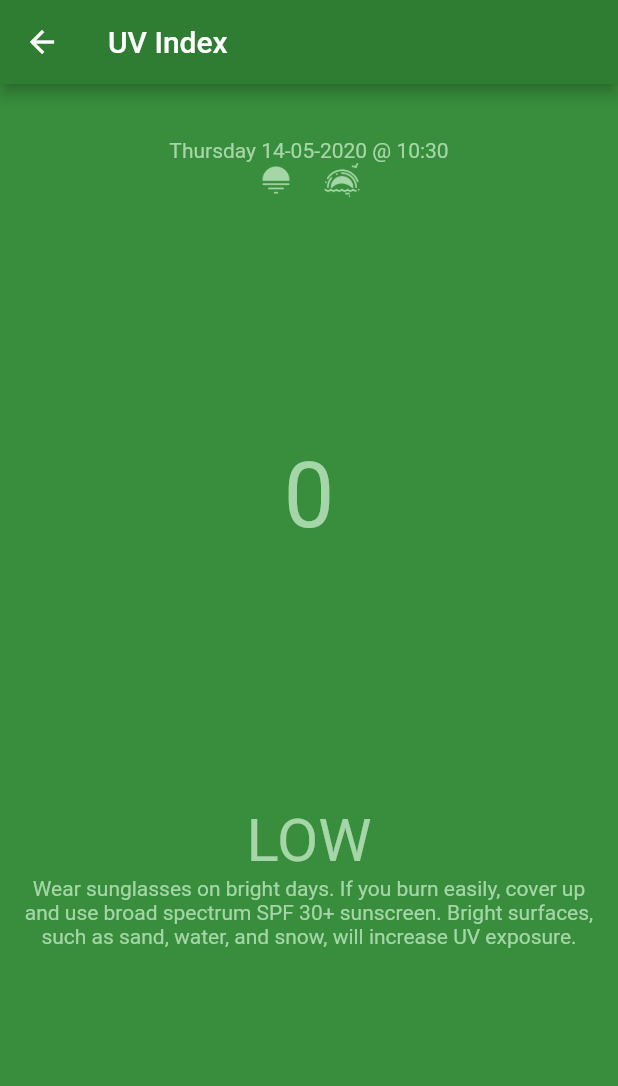
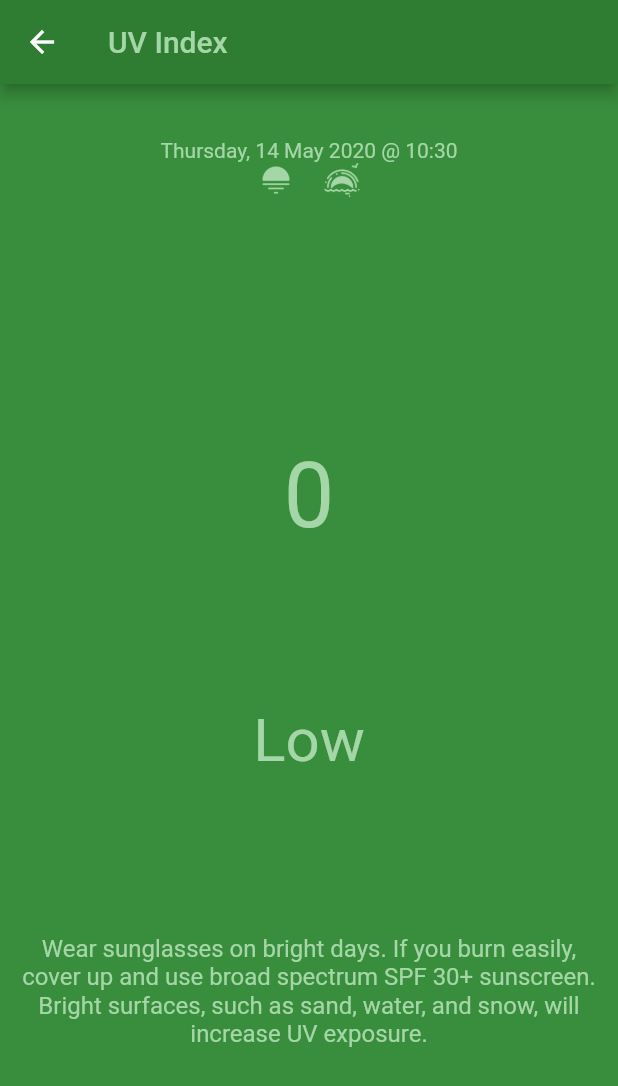
Before and after one commit to danielZakharov/UV-index, a Flutter app: the Result screen opened directly with empty values, on a phone screen of 412 x 824 dp. Shown: the top 1086 px of the screen. Run offline on Flutter 3.47's test engine with Material 2 defaults, Android fonts, the phone set to English and light mode, and no system bars; our stand-ins replace flutter_spinkit, location; missing offline and left inert: geocoder.

Commit message:
Internationalizing includes english(us) and vietnamese

```diff
--- a/lib/component/result.dart
+++ b/lib/component/result.dart
@@ -1,17 +1,45 @@
 import 'package:flutter/material.dart';
 import 'package:intl/intl.dart';
 import 'package:uvindex/custom/theme.dart' as AppTheme;
+import 'package:uvindex/localization/app_localizations.dart';
 import 'package:uvindex/model/weatherbit_data.dart';
 
 class Result extends StatelessWidget {
 //  final OpenUVResponse data;
   final WeatherbitResponse data;
 
+  static const List<String> weekdays = [
+    "",
+    "monday",
+    "tuesday",
+    "wednesday",
+    "thursday",
+    "friday",
+    "saturday",
+    "sunday"
+  ];
+
+  static const List<String> months = [
+    "",
+    "jan",
+    "feb",
+    "mar",
+    "apr",
+    "may",
+    "jun",
+    "jul",
+    "aug",
+    "sep",
+    "oct",
+    "nov",
+    "dec"
+  ];
+
   Result(this.data);
 
   @override
   Widget build(BuildContext context) {
-    AppTheme.Theme theme = AppTheme.Theme(data.uv.round());
+    AppTheme.Theme theme = AppTheme.Theme(data.uv.round(), context);
 
     String _formatNumber(int number) {
       String ret = '0' + number.toString();
@@ -20,7 +48,10 @@ class Result extends StatelessWidget {
 
     String _formatDate() {
       DateTime date = data.observeTime;
-      return '${DateFormat('EEEE').format(date)} ${_formatNumber(date.day)}-${_formatNumber(date.month)}-${date.year} @ ${_formatNumber(date.hour)}:${_formatNumber(date.minute)}';
+      String weekday =
+          AppLocalizations.of(context).translate(weekdays[date.weekday]);
+      String month = AppLocalizations.of(context).translate(months[date.month]);
+      return '$weekday, ${_formatNumber(date.day)} $month ${date.year} @ ${_formatNumber(date.hour)}:${_formatNumber(date.minute)}';
     }
 
     return Scaffold(
@@ -28,7 +59,7 @@ class Result extends StatelessWidget {
       appBar: AppBar(
         title: FittedBox(
           fit: BoxFit.fitWidth,
-          child: Text('UV Index'),
+          child: Text('UV Index', style: TextStyle(color: theme.text)),
         ),
         backgroundColor: theme.primary,
       ),
@@ -66,8 +97,7 @@ class Result extends StatelessWidget {
                             color: theme.text,
                           )),
                           TextSpan(
-                            text:
-                                '${data.sunrise}',
+                            text: '${data.sunrise}',
                             style: TextStyle(color: theme.text),
                           ),
                         ]),
@@ -83,8 +113,7 @@ class Result extends StatelessWidget {
                             color: theme.text,
                           )),
                           TextSpan(
-                              text:
-                                  '${data.sunset}',
+                              text: '${data.sunset}',
                               style: TextStyle(color: theme.text)),
                         ]),
                       ),
@@ -101,7 +130,7 @@ class Result extends StatelessWidget {
             Expanded(
               flex: 2,
               child: Column(
-                mainAxisAlignment: MainAxisAlignment.center,
+                mainAxisAlignment: MainAxisAlignment.spaceEvenly,
                 children: <Widget>[
                   Text(
                     theme.riskLevel,
@@ -110,7 +139,7 @@ class Result extends StatelessWidget {
                   Text(
                     '${theme.description}',
                     textAlign: TextAlign.center,
-                    style: TextStyle(color: theme.text),
+                    style: TextStyle(color: theme.text, fontSize: 16.0),
                   ),
                 ],
               ),
--- a/lib/custom/theme.dart
+++ b/lib/custom/theme.dart
@@ -1,4 +1,5 @@
 import 'package:flutter/material.dart';
+import 'package:uvindex/localization/app_localizations.dart';
 
 class Theme {
   Color primary;
@@ -8,38 +9,45 @@ class Theme {
   String description;
 
   final int uvIndex;
+  final BuildContext context;
 
-  Theme(this.uvIndex) {
+  Theme(this.uvIndex, this.context) {
     if (uvIndex <= 2) {
       primary = Colors.green.shade800;
       secondary = Colors.green.shade700;
       text = Colors.green.shade200;
-      riskLevel = 'LOW';
-      description = 'Wear sunglasses on bright days. If you burn easily, cover up and use broad spectrum SPF 30+ sunscreen. Bright surfaces, such as sand, water, and snow, will increase UV exposure.';
+      riskLevel = AppLocalizations.of(context).translate('risk_level_low');
+      description = AppLocalizations.of(context).translate('message_low');
     } else if (uvIndex <= 5) {
       primary = Colors.yellow.shade800;
       secondary = Colors.yellow.shade700;
       text = Colors.yellow.shade200;
-      riskLevel = 'MODERATE';
-      description = 'Stay in shade near midday when the Sun is strongest. If outdoors, wear Sun protective clothing, a wide-brimmed hat, and UV-blocking sunglasses. Generously apply broad spectrum SPF 30+ sunscreen every 2 hours, even on cloudy days, and after swimming or sweating. Bright surfaces, such as sand, water, and snow, will increase UV exposure.';
+      riskLevel = AppLocalizations.of(context).translate('risk_level_moderate');
+      description = AppLocalizations.of(context).translate('message_moderate') +
+          AppLocalizations.of(context).translate('message_general');
     } else if (uvIndex <= 7) {
       primary = Colors.orange.shade800;
       secondary = Colors.orange.shade700;
       text = Colors.orange.shade200;
-      riskLevel = 'HIGH';
-      description = 'Reduce time in the Sun between 10 a.m. and 4 p.m. If outdoors, seek shade and wear Sun protective clothing, a wide-brimmed hat, and UV-blocking sunglasses. Generously apply broad spectrum SPF 30+ sunscreen every 2 hours, even on cloudy days, and after swimming or sweating. Bright surfaces, such as sand, water, and snow, will increase UV exposure.';
+      riskLevel = AppLocalizations.of(context).translate('risk_level_high');
+      description = AppLocalizations.of(context).translate('message_high') +
+          AppLocalizations.of(context).translate('message_general');
     } else if (uvIndex <= 10) {
       primary = Colors.red.shade800;
       secondary = Colors.red.shade700;
       text = Colors.red.shade200;
-      riskLevel = 'VERY HIGH';
-      description = 'Minimize Sun exposure between 10 a.m. and 4 p.m. If outdoors, seek shade and wear Sun protective clothing, a wide-brimmed hat, and UV-blocking sunglasses. Generously apply broad spectrum SPF 30+ sunscreen every 2 hours, even on cloudy days, and after swimming or sweating. Bright surfaces, such as sand, water, and snow, will increase UV exposure.';
+      riskLevel =
+          AppLocalizations.of(context).translate('risk_level_very_high');
+      description =
+          AppLocalizations.of(context).translate('message_very_high') +
+              AppLocalizations.of(context).translate('message_general');
     } else {
       primary = Colors.purple.shade800;
       secondary = Colors.purple.shade700;
       text = Colors.purple.shade200;
-      riskLevel = 'EXTREME';
-      description = 'Try to avoid Sun exposure between 10 a.m. and 4 p.m. If outdoors, seek shade and wear Sun protective clothing, a wide-brimmed hat, and UV-blocking sunglasses. Generously apply broad spectrum SPF 30+ sunscreen every 2 hours, even on cloudy days, and after swimming or sweating. Bright surfaces, such as sand, water, and snow, will increase UV exposure.';
+      riskLevel = AppLocalizations.of(context).translate('risk_level_extreme');
+      description = AppLocalizations.of(context).translate('message_extreme') +
+          AppLocalizations.of(context).translate('message_general');
     }
   }
 }
--- /dev/null
+++ b/lib/localization/app_localizations.dart
@@ -0,0 +1,56 @@
+import 'dart:convert';
+
+import 'package:flutter/material.dart';
+import 'package:flutter/services.dart';
+
+class AppLocalizations {
+  final Locale locale;
+
+  AppLocalizations(this.locale);
+
+  // Helper method to keep the code in the widgets concise
+  // Localizations are accessed using an InheritedWidget "of" syntax
+  static AppLocalizations of(BuildContext context) =>
+      Localizations.of<AppLocalizations>(context, AppLocalizations);
+
+  // Static member to have a simple access to the delegate from the MaterialApp
+  static const LocalizationsDelegate<AppLocalizations> delegate =
+      _AppLocalizationsDelegate();
+
+  Map<String, String> _localizedStrings;
+
+  Future<bool> load() async {
+    String jsonString =
+        await rootBundle.loadString('i18n/${locale.languageCode}.json');
+    Map<String, dynamic> jsonMap = json.decode(jsonString);
+
+    _localizedStrings =
+        jsonMap.map((key, value) => MapEntry(key, value.toString()));
+
+    return true;
+  }
+
+  // This method will be called from every widget which needs a localized text
+  String translate(String key) => _localizedStrings[key];
+}
+
+class _AppLocalizationsDelegate
+    extends LocalizationsDelegate<AppLocalizations> {
+  // This delegate instance will never change (it doesn't even have fields!)
+  // It can provide a constant constructor.
+  const _AppLocalizationsDelegate();
+
+  @override
+  bool isSupported(Locale locale) => true;
+
+  @override
+  Future<AppLocalizations> load(Locale locale) async {
+    // AppLocalizations class is where the JSON loading actually runs
+    AppLocalizations localizations = new AppLocalizations(locale);
+    await localizations.load();
+    return localizations;
+  }
+
+  @override
+  bool shouldReload(_AppLocalizationsDelegate old) => false;
+}
--- a/pubspec.yaml
+++ b/pubspec.yaml
@@ -19,6 +19,8 @@ environment:
 dependencies:
   flutter:
     sdk: flutter
+  flutter_localizations:
+    sdk: flutter
 
   # The following adds the Cupertino Icons font to your application.
   # Use with the CupertinoIcons class for iOS style icons.
@@ -28,7 +30,7 @@ dependencies:
   location: ^3.0.2
   geocoder: ^0.2.1
   flutter_spinkit: ^4.1.2
-  intl: ^0.16.1
+  intl: ^0.16.0
 
 dev_dependencies:
   flutter_test:
@@ -49,6 +51,7 @@ flutter:
   # To add assets to your application, add an assets section, like this:
   assets:
     - images/
+    - i18n/
 
   # An image asset can refer to one or more resolution-specific "variants", see
   # https://flutter.dev/assets-and-images/#resolution-aware.
```
Also changed, not shown: i18n/en.json (added, +37 -0 lines), i18n/vi.json (added, +37 -0 lines), lib/main.dart (+19 -0 lines), lib/screen/home_page.dart (+4 -3 lines).
